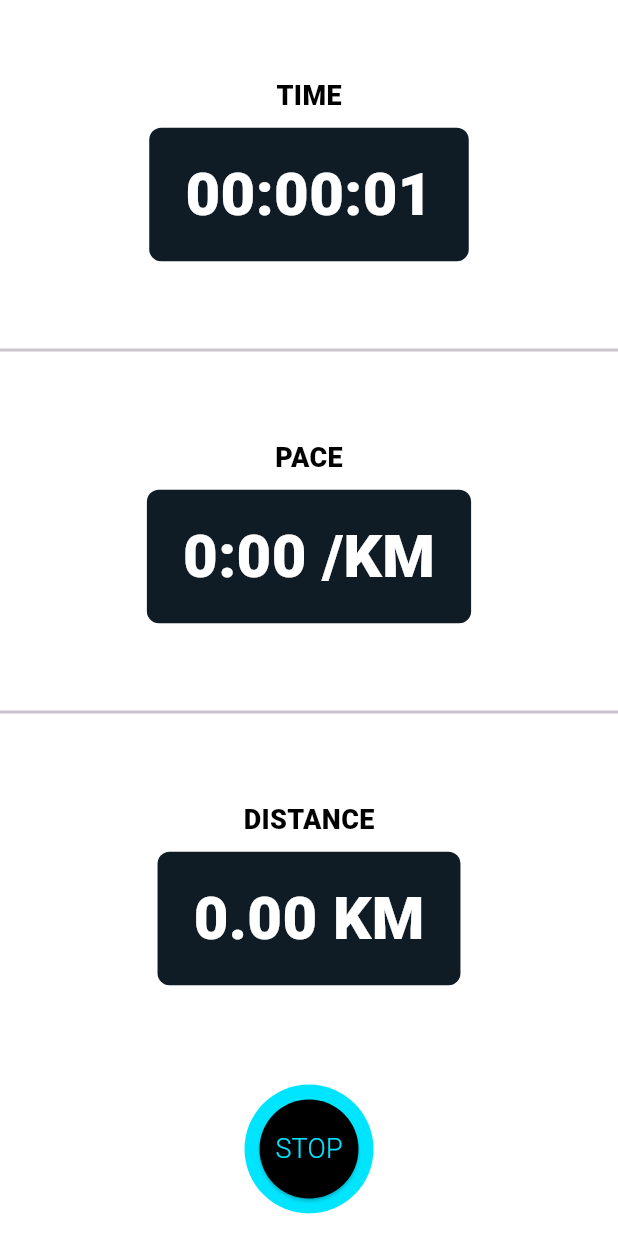
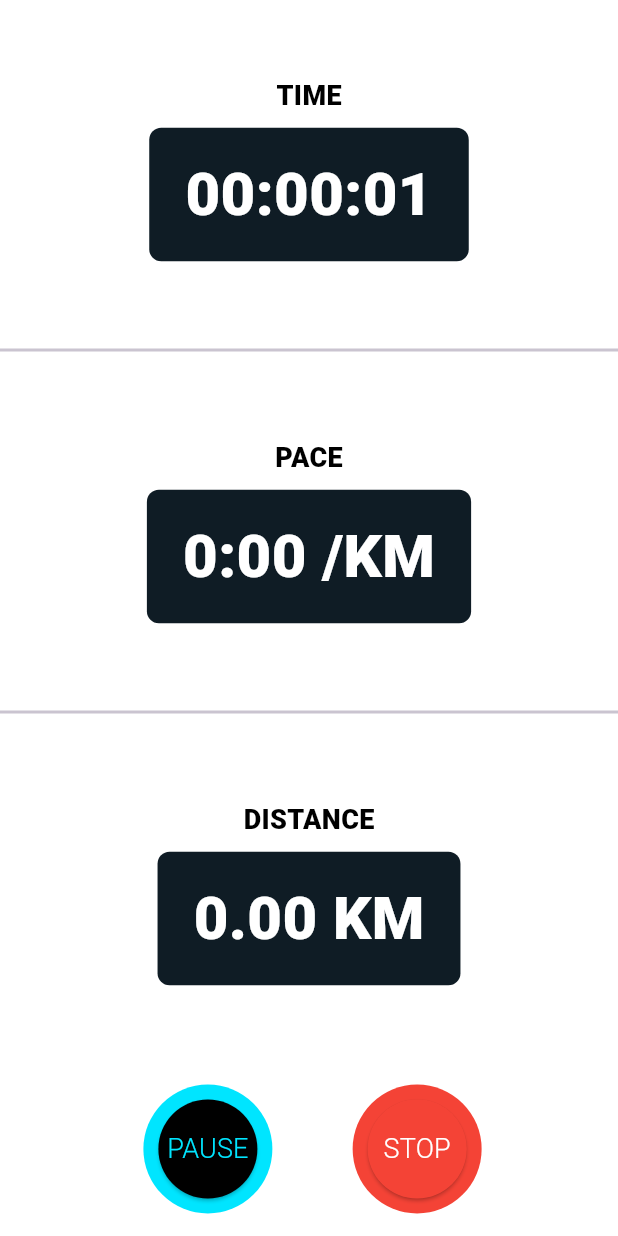
Before and after one commit to Unic-X/Athleo, a Flutter app: the screen it shows once a user with an empty profile is signed in, item 2 of the bottom bar chosen, after a tap on "START", on a phone screen of 412 x 824 dp. Run offline on Flutter 3.47's test engine with Material 3 defaults, Android fonts, the phone set to English and light mode, and no system bars; our stand-ins replace cloud_firestore, firebase_auth, firebase_core, fl_chart, geolocator, google_maps_flutter; accounts and stored records are empty; network calls fail.

Commit message:
UI for start resume

```diff
--- a/frontend/lib/Screens/record_2.dart
+++ b/frontend/lib/Screens/record_2.dart
@@ -112,7 +112,7 @@ class _RunStatsPageState extends State<RunStatsPage> {
                     backgroundColor: _isRunning ? Colors.black : Color(0xFF00E5FF), // Change color based on state
                   ),
                   child: Text(
-                    _isRunning ? 'STOP' : 'RESUME',
+                    _isRunning ? 'PAUSE' : 'RESUME',
                     style: TextStyle(
                       fontSize: 18,
                       color: _isRunning ? Color(0xFF00E5FF) : Colors.black, // Change text color based on state
@@ -120,7 +120,29 @@ class _RunStatsPageState extends State<RunStatsPage> {
                   ),
                 ),
               ),
-            ],
+              Container(
+                decoration: BoxDecoration(
+                  color:Colors.red.withOpacity(1.0),
+                  shape: BoxShape.circle,
+                ),
+                padding: const EdgeInsets.all(10),
+                margin: const EdgeInsets.all(15),
+                child: ElevatedButton(
+                  onPressed: () {
+                    TimerManager().stopTimer(); // Stop the timer
+                    TimerManager().reset(); // Reset the timer to 0
+                    Navigator.pop(context); // Go back to RecordScreen
+                },
+                style: ElevatedButton.styleFrom(
+                shape: const CircleBorder(),
+                padding: const EdgeInsets.all(20),
+                backgroundColor: Colors.red, // Red color for the stop button
+                  ),
+                  child: Text('STOP',style: TextStyle(fontSize: 18, color: Colors.white), // Change text color as needed
+                  ),
+                ),
+              ),
+            ], //children
           ),
         ],
       ),
```
